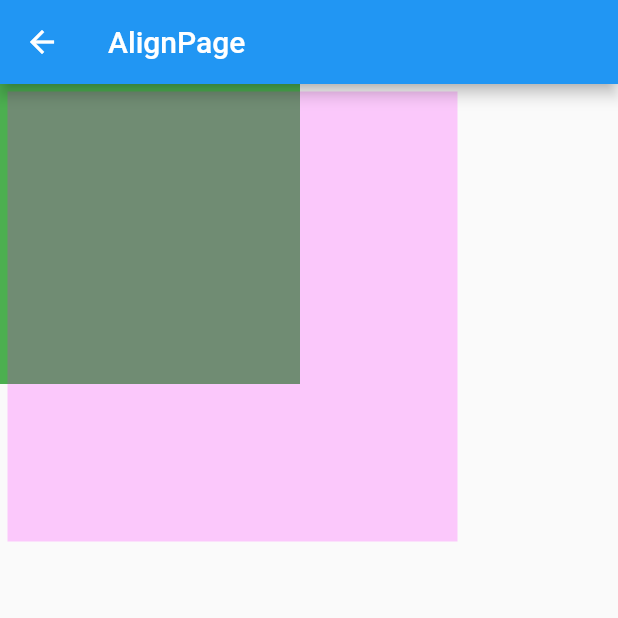
After one commit to kitesoft/flutter_widget_summary, a Flutter app: the LayoutListPage screen opened directly, after a tap on "OverflowBox", on a phone screen of 412 x 824 dp, the top half of it. The commit adds this screen. Run offline on Flutter 3.47's test engine with Material 2 defaults, Android fonts, the phone set to English and light mode, and no system bars; our stand-ins replace flutter_screenutil.

Commit message:
增加OverflowBox控件的文档

```diff
--- a/lib/pages/LayoutListPage.dart
+++ b/lib/pages/LayoutListPage.dart
@@ -9,6 +9,7 @@ import 'layouts/ConstrainedBoxPage.dart';
 import 'layouts/ContainerPage.dart';
 import 'layouts/FittedBoxPage.dart';
 import 'layouts/OffstagePage.dart';
+import 'layouts/OverflowBoxPage.dart';
 import 'layouts/PaddingPage.dart';
 
 class LayoutListPage extends StatelessWidget {
@@ -114,6 +115,16 @@ class LayoutListPage extends StatelessWidget {
                         return new OffstagePage();
                       }));
             },
+          ),
+          ListTile(
+            title: Text("OverflowBox"),
+            onTap: () {
+              Navigator.of(context).push(
+                  LRPageRouteBuilder.createPageRouteBuilder(
+                      pageBuilder: (context, anim1, anim2) {
+                        return new OverflowBoxPage();
+                      }));
+            },
           )
         ],
       ),
--- /dev/null
+++ b/lib/pages/layouts/OverflowBoxPage.dart
@@ -0,0 +1,31 @@
+import 'package:flutter/material.dart';
+
+class OverflowBoxPage extends StatelessWidget{
+  @override
+  Widget build(BuildContext context) {
+    return Scaffold(
+      appBar: AppBar(
+        title: Text("AlignPage"),
+        leading: IconButton(icon: Icon(Icons.arrow_back), onPressed: () => Navigator.of(context).pop()),
+      ),
+      body: Container(
+        color: Colors.green,
+        width: 200.0,
+        height: 200.0,
+        padding: const EdgeInsets.all(5.0),
+        child: OverflowBox(
+          alignment: Alignment.topLeft,
+          maxWidth: 300.0,
+          maxHeight: 500.0,
+          child: Container(
+            color: Color(0x33FF00FF),
+            width: 300.0,
+            height: 300.0,
+          ),
+        ),
+      ),
+    );
+
+  }
+
+}
--- /dev/null
+++ b/lib/pages/layouts/docs/OverflowBoxDoc.dart
@@ -0,0 +1,11 @@
+class OverflowBoxDoc{
+  ///允许child超出parent的范围显示
+  ///constructor params:
+  ///{
+  /// maxWidth : 类型double，最大宽度
+  /// maxHeight ：类型double，最大高度
+  /// minWidth ：类型double，最小宽度
+  /// minHeight ：类型double，最小高度
+  /// alignment ：类型AlignmentGeometry，跟android里RelativeLayout里的align系列属性相似，控制子view的对齐位置
+  ///}
+}
```
